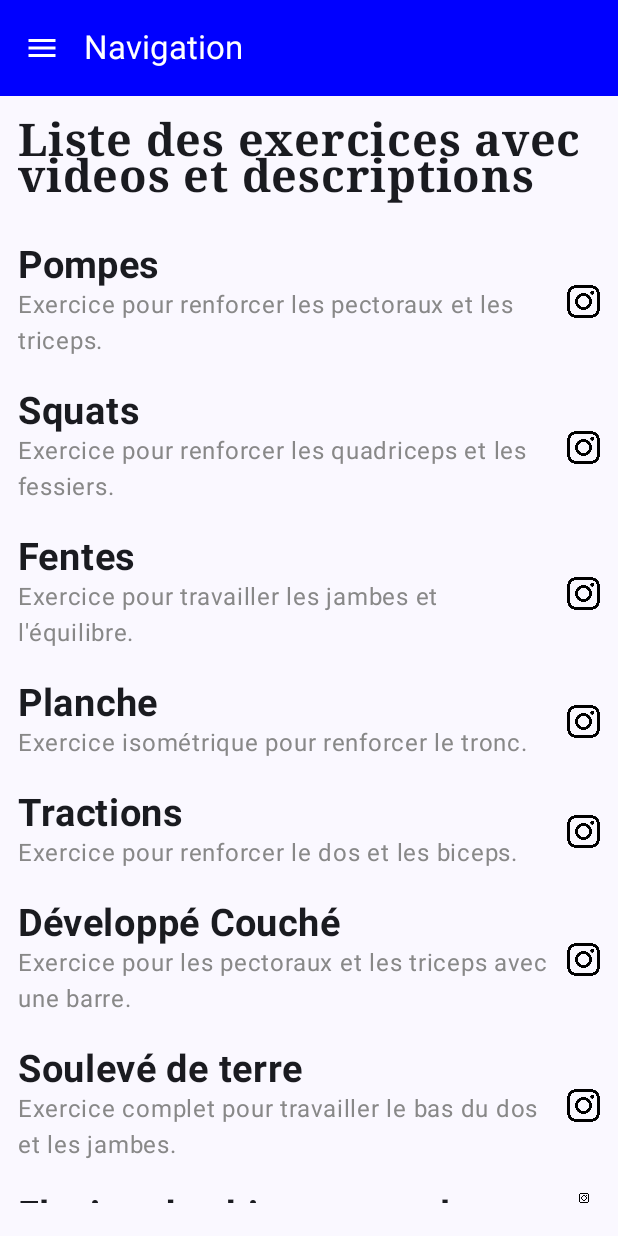
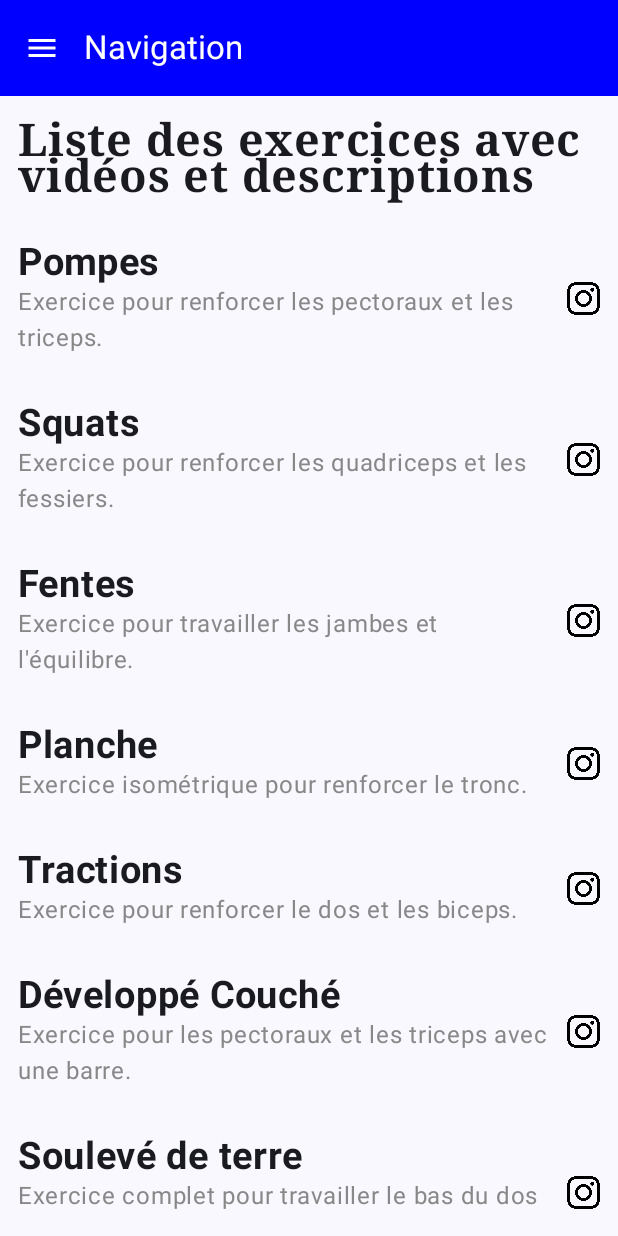
Before and after one commit to RobyCeo/tp5_application_final_roby, an Android app built with Jetpack Compose: the screen it shows after launch (MainActivity), after a tap on "Liste des exercices", on a phone screen of 412 x 824 dp. Run offline under Robolectric (Android 15) with nearby library versions, the phone set to English and light mode, and no system bars; 1 other tap on this screen came first.

Commit message:
correction bugg scroll exercise

```diff
--- a/roby_final/application_final_roberto/app/src/main/java/com/example/tp5_application_finale_roberto/ExerciseListScreen.kt
+++ b/roby_final/application_final_roberto/app/src/main/java/com/example/tp5_application_finale_roberto/ExerciseListScreen.kt
@@ -6,6 +6,8 @@ import android.net.Uri
 import androidx.compose.foundation.Image
 import androidx.compose.foundation.clickable
 import androidx.compose.foundation.layout.*
+import androidx.compose.foundation.lazy.LazyColumn
+import androidx.compose.foundation.lazy.items
 import androidx.compose.material3.Text
 import androidx.compose.runtime.Composable
 import androidx.compose.ui.Alignment
@@ -36,13 +38,18 @@ fun ExerciseListScreen(context: Context) {
             .padding(12.dp)
     ) {
         Text(
-            text = "Liste des exercices avec videos et descriptions",
+            text = "Liste des exercices avec vidéos et descriptions",
             fontSize = 30.sp,
-            modifier = Modifier.padding(bottom = 16.dp),
+            modifier = Modifier.padding(bottom = 14.dp),
             fontWeight = FontWeight.ExtraBold,
             fontFamily = FontFamily.Serif
         )
-        exercises.forEach { (exercise, description) ->
+        // Liste défilable des exercices
+        LazyColumn(
+            modifier = Modifier.fillMaxSize(),
+            verticalArrangement = Arrangement.spacedBy(10.dp)
+        ) {
+            items(exercises.toList()) { (exercise, description) ->
                 Row(
                     modifier = Modifier
                         .fillMaxWidth()
@@ -75,6 +82,7 @@ fun ExerciseListScreen(context: Context) {
             }
         }
     }
+}
 
 fun openVideo(context: Context, exercise: String) {
     val videoMap = mapOf(
--- a/roby_final/application_final_roberto/app/src/main/java/com/example/tp5_application_finale_roberto/HomePageWithNav.kt
+++ b/roby_final/application_final_roberto/app/src/main/java/com/example/tp5_application_finale_roberto/HomePageWithNav.kt
@@ -1,11 +1,16 @@
-import androidx.compose.animation.core.*
+import androidx.compose.animation.core.LinearEasing
+import androidx.compose.animation.core.RepeatMode
+import androidx.compose.animation.core.animateFloat
+import androidx.compose.animation.core.infiniteRepeatable
+import androidx.compose.animation.core.rememberInfiniteTransition
+import androidx.compose.animation.core.tween
 import androidx.compose.foundation.Image
 import androidx.compose.foundation.background
 import androidx.compose.foundation.clickable
 import androidx.compose.foundation.layout.*
+import androidx.compose.foundation.shape.RoundedCornerShape
 import androidx.compose.foundation.text.ClickableText
 import androidx.compose.material.icons.Icons
-import androidx.compose.material.icons.automirrored.filled.List
 import androidx.compose.material.icons.filled.Home
 import androidx.compose.material.icons.filled.Menu
 import androidx.compose.material3.*
@@ -16,10 +21,13 @@ import androidx.compose.ui.graphics.Color
 import androidx.compose.ui.graphics.graphicsLayer
 import androidx.compose.ui.layout.ContentScale
 import androidx.compose.ui.res.painterResource
-import androidx.compose.ui.text.AnnotatedString
+import androidx.compose.ui.text.*
 import androidx.compose.ui.text.font.FontWeight
+import androidx.compose.ui.text.style.TextAlign
 import androidx.compose.ui.unit.dp
 import androidx.compose.ui.unit.sp
+import androidx.compose.ui.graphics.Shadow
+import androidx.compose.ui.graphics.Brush
 import com.example.tp5_application_finale_roberto.ExerciseListScreen
 import kotlinx.coroutines.launch
 import androidx.compose.ui.platform.LocalContext
@@ -80,30 +88,12 @@ fun HomePageWithNav() {
 }
 
 @Composable
-fun ExerciseListScreen(context: android.content.Context) {
-    // Exemple de contenu de la liste des exercices
-    Column(
-        modifier = Modifier
-            .fillMaxSize()
-            .padding(16.dp)
-    ) {
-        Text(
-            text = "Liste des exercices",
-            fontSize = 30.sp,
-            fontWeight = FontWeight.Bold,
-            color = Color.Black
-        )
-        // Ajouter le contenu ou les fonctionnalités nécessaires ici
-    }
-}
-
-@Composable
 fun DrawerContent(onItemClick: (String) -> Unit) {
     Column(
         modifier = Modifier
             .fillMaxHeight()
             .width(200.dp) // Réduction de la largeur du tiroir
-            .background(Color.Blue) // Fond violet du menu
+            .background(Color.Blue, shape = RoundedCornerShape(topEnd = 16.dp, bottomEnd = 16.dp)) // Bord arrondi
             .padding(16.dp),
         verticalArrangement = Arrangement.Top
     ) {
@@ -161,7 +151,6 @@ fun DrawerContent(onItemClick: (String) -> Unit) {
 
 @Composable
 fun AnimatedHomeScreen() {
-    // Animation pour l'image (effet de respiration)
     val infiniteTransition = rememberInfiniteTransition()
     val scale by infiniteTransition.animateFloat(
         initialValue = 1.06f,
@@ -172,7 +161,6 @@ fun AnimatedHomeScreen() {
         )
     )
 
-    // Animation pour le texte (effet de scintillement)
     val textAlpha by infiniteTransition.animateFloat(
         initialValue = 0.5f,
         targetValue = 1f,
@@ -185,26 +173,34 @@ fun AnimatedHomeScreen() {
     Box(
         modifier = Modifier
             .fillMaxSize()
-            .background(Color.Black), // Fond noir pour contraste
+            .background(Color.Black),
         contentAlignment = Alignment.Center
     ) {
         Image(
             painter = painterResource(id = com.example.tp5_application_finale_roberto.R.drawable.download),
             contentDescription = "Silhouette d'une personne qui s'entraîne",
-            contentScale = ContentScale.Crop, // Adapte l'image pour remplir tout l'espace
+            contentScale = ContentScale.Crop,
             modifier = Modifier
-                .fillMaxSize() // Remplit toute la hauteur et largeur
+                .fillMaxSize()
                 .graphicsLayer(
                     scaleX = scale,
-                    scaleY = scale // Animation d'effet de respiration
+                    scaleY = scale
                 )
         )
 
-        // Texte animé (scintillement)
         Text(
             text = "B I E N V E N U E",
-            fontSize = 30.sp,
+            fontSize = 40.sp,
+            fontWeight = FontWeight.ExtraBold,
+            textAlign = TextAlign.Center,
             color = Color.Blue,
+            style = TextStyle(
+                shadow = Shadow(
+                    color = Color.White,
+                    offset = androidx.compose.ui.geometry.Offset(2f, 2f),
+                    blurRadius = 8f
+                )
+            ),
             modifier = Modifier
                 .align(Alignment.BottomCenter)
                 .padding(bottom = 50.dp)
```
Lines whose indentation alone changed are shown as unchanged.
